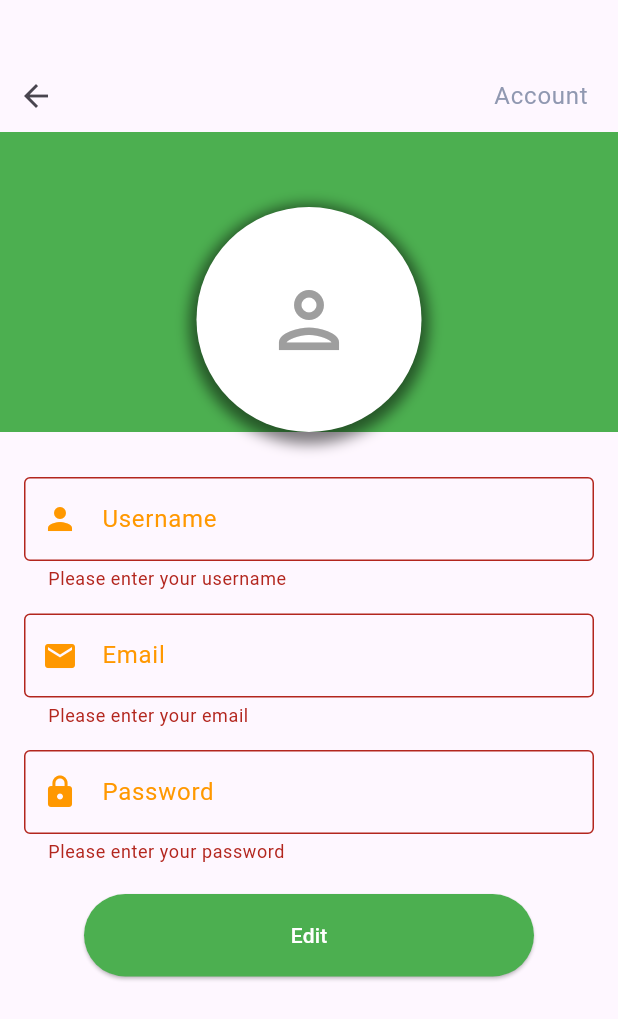
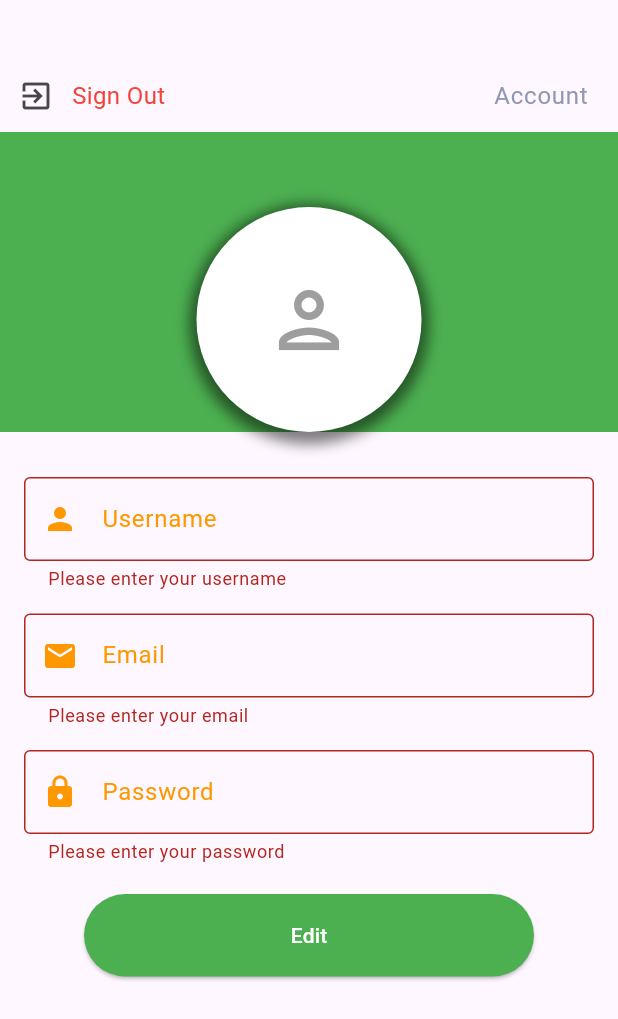
Before and after one commit to jordankiggundu/wilt-guard, a Flutter app: the Account widget shown alone on an empty page, opened directly, after a tap on "Edit", on a phone screen of 412 x 824 dp. Shown: the top 1019 px of the screen. Run offline on Flutter 3.47's test engine with Material 3 defaults, Android fonts, the phone set to English and light mode, and no system bars; our stand-ins replace cloud_firestore, firebase_core, google_generative_ai, image_picker, random_string; accounts and stored records are empty; Roboto replaces fonts that are missing (Poppins).

Commit message:
added camera capture and account credential edit

```diff
--- a/lib/main.dart
+++ b/lib/main.dart
@@ -50,7 +50,6 @@ class MyApp extends StatelessWidget {
 
 class MainPage extends StatefulWidget {
   const MainPage({super.key});
-
   @override
   MainPageState createState() => MainPageState();
 }
@@ -59,9 +58,9 @@ class MainPageState extends State<MainPage> {
   int _selectedIndex = 0;
   final List<Widget> _widgetOptions = [
     const Home(),
+    const Chat(),
     const Explore(),
-    const Chat(),
-    const Account()
+    const Account(),
   ];
 
   void _onItemTapped(int index) {
--- a/lib/services/database.dart
+++ b/lib/services/database.dart
@@ -29,22 +29,26 @@ class DatabaseMethods {
     }
   }
 
-  //UPDATE
-  Future updateUser(Map<String, dynamic> userMap) async {
+  //get uid for user document
+  Future<String> getUid(Map<String, dynamic> userMap) async {
     final QuerySnapshot querySnapshot = await FirebaseFirestore.instance
         .collection('users')
         .where('email', isEqualTo: userMap['email'])
         .get();
     String uid;
     if (querySnapshot.docs.isNotEmpty) {
-      uid = querySnapshot
-          .docs.first.id; // Returns the ID of the first matching document
+      uid = querySnapshot.docs.first.id;
+      return uid;
+    }
+    return "false";
+  }
 
-      return await FirebaseFirestore.instance
-          .collection("users")
-          .doc(uid)
-          .update(userMap);
-    }
+  //UPDATE
+  Future updateUser(Map<String, dynamic> userMap, String? uid) async {
+    return await FirebaseFirestore.instance
+        .collection("users")
+        .doc(uid)
+        .update(userMap);
   }
 
   //DELETE
--- a/lib/views/account.dart
+++ b/lib/views/account.dart
@@ -1,6 +1,8 @@
 import 'package:flutter/material.dart';
 import 'package:provider/provider.dart';
 import 'package:wiltguard/controllers/user_controller.dart';
+import 'package:wiltguard/models/user_model.dart';
+import 'package:wiltguard/services/database.dart';
 
 class Account extends StatefulWidget {
   const Account({super.key});
@@ -11,27 +13,66 @@ class Account extends StatefulWidget {
 
 class AccountState extends State<Account> {
   final _formKey = GlobalKey<FormState>();
+  late TextEditingController emailController;
+  late TextEditingController usernameController;
+  late TextEditingController passwordController;
+
+  String? userId;
 
   @override
-  Widget build(BuildContext context) {
-    final usernameController = TextEditingController(
+  void initState() {
+    super.initState();
+    initializeControllers();
+    _fetchUserId();
+  }
+
+  void initializeControllers() {
+    emailController = TextEditingController(
+        text: Provider.of<UserController>(context, listen: false)
+                .currentUser
+                ?.email ??
+            '');
+    usernameController = TextEditingController(
         text: Provider.of<UserController>(context, listen: false)
                 .currentUser
                 ?.username ??
             '');
-    final emailController = TextEditingController(
-        text: Provider.of<UserController>(context, listen: false)
-                .currentUser
-                ?.email ??
-            '');
-    final passwordController = TextEditingController(
+    passwordController = TextEditingController(
         text: Provider.of<UserController>(context, listen: false)
                 .currentUser
                 ?.password ??
             '');
-    // print(
-    //     Provider.of<UserController>(context, listen: false).currentUser?.email);
+  }
 
+  void _fetchUserId() async {
+    var currentUser =
+        Provider.of<UserController>(context, listen: false).currentUser;
+    if (currentUser != null) {
+      Map<String, dynamic> userDataMap = currentUser.toJson();
+      userId = await DatabaseMethods().getUid(userDataMap);
+    }
+  }
+
+  Future<void> _updateUserRecord() async {
+    if (_formKey.currentState!.validate()) {
+      Map<String, dynamic> userMap = {
+        'email': emailController.text.trim(),
+        'username': usernameController.text.trim(),
+        'password': passwordController.text.trim(),
+      };
+
+      await DatabaseMethods().updateUser(userMap, userId);
+      ScaffoldMessenger.of(context).showSnackBar(
+          const SnackBar(content: Text('User updated successfully')));
+      //update current user
+      UserModel updatedUser = UserModel.fromJson(userMap);
+      Provider.of<UserController>(context, listen: false)
+          .setCurrentUser(updatedUser);
+    }
+  }
+
+  @override
+  Widget build(BuildContext context) {
     return Form(
       key: _formKey,
       child: SingleChildScrollView(
@@ -45,13 +86,28 @@ class AccountState extends State<Account> {
                 Row(
                   mainAxisAlignment: MainAxisAlignment.spaceBetween,
                   children: [
-                    IconButton(
-                      icon: const Icon(Icons.arrow_back),
-                      onPressed: () {
-                        Provider.of<UserController>(context, listen: false)
-                            .setCurrentUser(null);
-                        Navigator.pushNamed(context, '/login');
-                      },
+                    Expanded(
+                      child: Row(
+                        mainAxisAlignment: MainAxisAlignment.start,
+                        children: [
+                          IconButton(
+                            icon: const Icon(Icons.exit_to_app),
+                            onPressed: () {
+                              Provider.of<UserController>(context,
+                                      listen: false)
+                                  .setCurrentUser(null);
+                              Navigator.pushNamed(context, '/login');
+                            },
+                          ),
+                          const Text(
+                            'Sign Out',
+                            style: TextStyle(
+                              color: Colors.red, // Adjust the color as needed
+                              fontSize: 16,
+                            ),
+                          ),
+                        ],
+                      ),
                     ),
                     const Padding(
                       padding: EdgeInsets.only(right: 20),
@@ -67,7 +123,7 @@ class AccountState extends State<Account> {
                         ),
                         textAlign: TextAlign.center,
                       ),
-                    )
+                    ),
                   ],
                 ),
                 Container(
@@ -172,11 +228,7 @@ class AccountState extends State<Account> {
                 ),
                 const SizedBox(height: 20),
                 ElevatedButton(
-                  onPressed: () {
-                    if (_formKey.currentState!.validate()) {
-                      // Process data
-                    }
-                  },
+                  onPressed: _updateUserRecord,
                   style: ElevatedButton.styleFrom(
                     backgroundColor: Colors.green,
                     minimumSize: const Size(300, 55),
--- a/lib/views/components/login_form.dart
+++ b/lib/views/components/login_form.dart
@@ -138,7 +138,6 @@ class LoginFormState extends State<LoginForm> {
                       );
                     },
                   ).then((_) {
-                    // Check if response Data is not null before proceeding
                     if (result['data'] != null &&
                         result.containsKey('data') &&
                         result['data'] != null) {
--- a/lib/views/explore.dart
+++ b/lib/views/explore.dart
@@ -12,7 +12,7 @@ class Explore extends StatelessWidget {
         backgroundColor: Colors.transparent,
         elevation: 0,
         leading: IconButton(
-          icon: const Icon(Icons.arrow_back),
+          icon: const Icon(Icons.exit_to_app),
           onPressed: () {
             Provider.of<UserController>(context, listen: false)
                 .setCurrentUser(null);
```
Also changed, not shown: lib/views/chat.dart (+17 -3 lines), lib/views/components/my_bottom_nav.dart (+4 -4 lines), lib/views/home.dart (+69 -3 lines).
